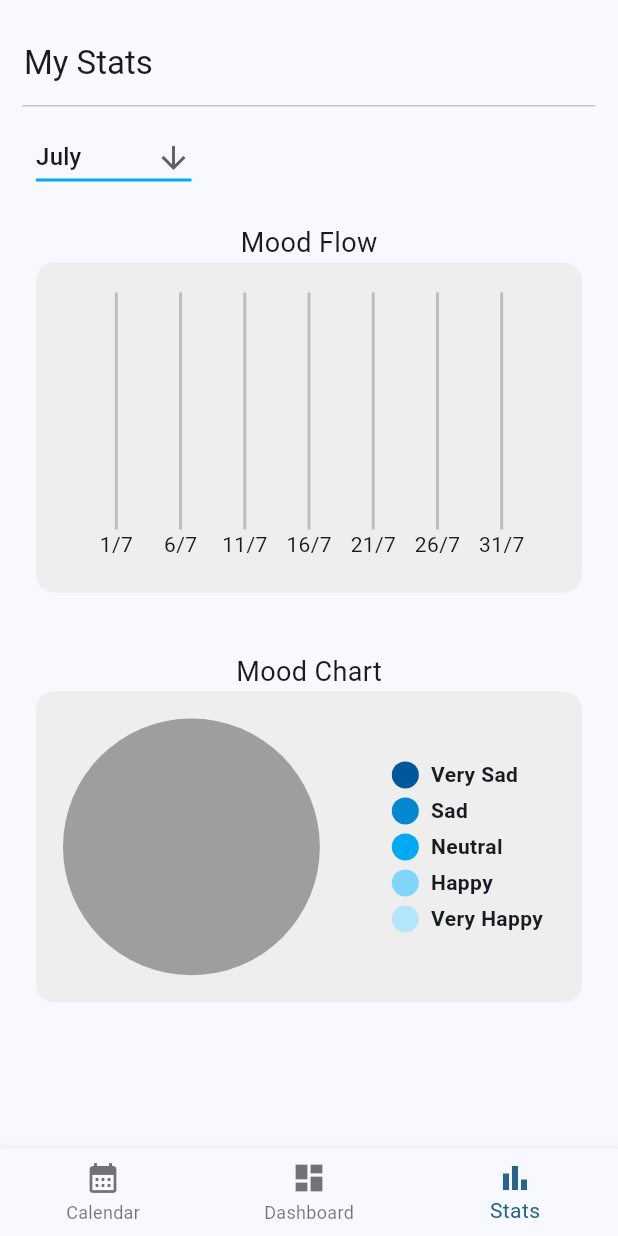
After one commit to YipWayne/moodrn, a Flutter app: the screen it shows after launch, item 3 of the bottom bar chosen, on a phone screen of 412 x 824 dp. The commit adds this screen. Run offline on Flutter 3.47's test engine with Material 2 defaults, Android fonts, the phone set to English and light mode, and no system bars; drawn by our look-alikes of fl_chart, pie_chart; our stand-ins replace sqflite, table_calendar; accounts and stored records are empty.

Commit message:
Added stats view

```diff
--- /dev/null
+++ b/lib/drop_down.dart
@@ -0,0 +1,61 @@
+import 'package:flutter/material.dart';
+
+class DropdownMnu extends StatefulWidget {
+  final int month;
+  const DropdownMnu({
+    required this.month,
+    super.key
+    });
+
+  @override
+  State<DropdownMnu> createState() => _DropdownMnuState();
+}
+
+class _DropdownMnuState extends State<DropdownMnu> {
+  List<String> months = <String>[
+    'January',
+    'February',
+    'March',
+    'April',
+    'May',
+    'June',
+    'July',
+    'August',
+    'September',
+    'October',
+    'November',
+    'December'
+    ];
+  String dropdownValue = 'January';
+
+  @override
+  void initState() {
+    dropdownValue = months[widget.month - 1];
+    super.initState();
+
+  }
+  @override
+  Widget build(BuildContext context) {
+    return DropdownButton<String>(
+      value: dropdownValue,
+      icon: const Icon(Icons.arrow_downward),
+      elevation: 1,
+      underline: Container(
+        height: 2,
+        color: Colors.lightBlue,
+      ),
+      onChanged: (String? value) {
+        // This is called when the user selects an item.
+        setState(() {
+          dropdownValue = value!;
+        });
+      },
+      items: months.map<DropdownMenuItem<String>>((String value) {
+        return DropdownMenuItem<String>(
+          value: value,
+          child: Text(value),
+        );
+      }).toList(),
+    );
+  }
+}
--- a/lib/global.dart
+++ b/lib/global.dart
@@ -8,3 +8,5 @@ String reformatDate(String date) {
   DateTime dt = DateFormat('yyyy/MM/dd').parse(date);
   return DateFormat.yMMMMd().format(dt);
 }
+
+List<String> moods = ['Very Sad', 'Sad', 'Neutral', 'Happy', 'Very Happy'];
--- /dev/null
+++ b/lib/line_graph.dart
@@ -0,0 +1,134 @@
+import 'package:flutter/material.dart';
+
+import 'package:fl_chart/fl_chart.dart';
+
+class LineGraph extends StatefulWidget {
+  final int month;
+  final Map<List<int>, int> data;
+  const LineGraph({
+    required this.month,
+    required this.data,
+    super.key
+  });
+
+  @override
+  State<LineGraph> createState() => _LineGraphState();
+}
+
+class _LineGraphState extends State<LineGraph> {
+
+  List<FlSpot> spotData = [];
+
+  @override
+  void initState() {
+    super.initState();
+  }
+
+  @override
+  Widget build(BuildContext context) {
+    spotData = [];
+    for (var entry in widget.data.keys) {
+      if (entry[0] == widget.month) {
+        spotData.add(FlSpot(entry[1].toDouble(), widget.data[entry]!.toDouble()));
+      }
+    }
+    return Container(
+        margin: const EdgeInsets.fromLTRB(25.0, 0.0, 25.0, 0.0),
+        padding: const EdgeInsets.all(10),
+        width: double.infinity,
+        height: 200,
+        child: LineChart(
+          LineChartData(
+            lineTouchData: LineTouchData(
+              touchTooltipData: LineTouchTooltipData(
+                tooltipBgColor: Colors.lightBlue.shade200,
+                getTooltipItems: (touchedSpots) {
+                  return touchedSpots.map(
+                    (LineBarSpot touchedSpot) {
+                      const textStyle = TextStyle(
+                        fontSize: 12,
+                        fontWeight: FontWeight.w700,
+                        color: Colors.white,
+                      );
+                      List<String> moods =
+                      ['Very Sad', 'Sad', 'Neutral', 'Happy', 'Very Happy'];
+                      String text = moods[touchedSpot.y.toInt() - 1];
+                      return LineTooltipItem(
+                        '$text \n',
+                        textStyle,
+                        children: [
+                          TextSpan(
+                            text: touchedSpot.x.toInt().toString(),
+                            style: textStyle
+                          ),
+                        ]
+                      );
+                    },
+                  ).toList();
+                }
+              )
+            ),
+            borderData: FlBorderData(show: false),
+            titlesData: FlTitlesData(
+              bottomTitles: AxisTitles(
+                sideTitles: SideTitles(
+                  showTitles: true,
+                  getTitlesWidget:(value, meta) {
+                    if ((value.toInt() - 1) % 5 == 0) {
+                      return Text('${value.toInt()}/${widget.month}');
+                    }
+                    return const Text('');
+                  },
+                  interval: 1
+                )
+              ),
+              leftTitles: AxisTitles(sideTitles: SideTitles(showTitles: false)),
+              topTitles: AxisTitles(sideTitles: SideTitles(showTitles: false)),
+              rightTitles: AxisTitles(sideTitles: SideTitles(showTitles: false))
+            ),
+            gridData: FlGridData(
+              drawHorizontalLine: false,
+              verticalInterval: 1,
+              getDrawingVerticalLine: (value) =>
+                FlLine(color: Colors.grey.shade400),
+              checkToShowVerticalLine: (value) {
+                return ((value.toInt() - 1) % 5 == 0);
+              },
+            ),
+            lineBarsData: [
+              LineChartBarData(
+                color: Colors.lightBlue.shade200,
+                barWidth: 4,
+                dotData: FlDotData(
+                  getDotPainter:(p0, p1, p2, p3) {
+                    return FlDotCirclePainter(
+                      color: Colors.white,
+                      strokeColor: Colors.lightBlue.shade200,
+                      strokeWidth: 2,
+                      radius: 3
+                    );
+                  },
+                ),
+                spots: spotData
+                // [
+                // const FlSpot(12, 3),
+                // const FlSpot(13, 4),
+                // const FlSpot(14, 3),
+                // const FlSpot(15, 2),
+                // const FlSpot(16, 3),
+                // const FlSpot(17, 4),
+                // const FlSpot(18, 3),
+                // const FlSpot(19, 2),
+                // ],
+              )
+            ],
+            minX: 0,
+            maxX: 32,
+            minY: 0,
+            maxY: 6
+          ),
+          //swapAnimationDuration: const Duration(seconds: 2),
+        ),
+    );
+  }
+}
--- a/lib/main.dart
+++ b/lib/main.dart
@@ -4,6 +4,8 @@ import 'package:provider/provider.dart';
 import 'package:moodrn/db_notifier.dart';
 import 'package:moodrn/views/calendar_view.dart';
 import 'package:moodrn/views/dashboard_view.dart';
+import 'package:moodrn/views/stats_view.dart';
+
 
 void main() {
   runApp(ChangeNotifierProvider(
@@ -41,11 +43,13 @@ class _MyHomePageState extends State<MyHomePage> {
   final titleOptions = [
     'My Calendar',
     'My Dashboard',
+    'My Stats'
   ];
 
   final widgetOptions = [
     const CalendarView(),
     const DashboardView(),
+    const StatsView()
   ];
 
   void onItemTapped(int index) {
@@ -84,6 +88,10 @@ class _MyHomePageState extends State<MyHomePage> {
           BottomNavigationBarItem(
             icon: Icon(Icons.dashboard),
             label: 'Dashboard',
+          ),
+          BottomNavigationBarItem(
+            icon: Icon(Icons.bar_chart),
+            label: 'Stats',
           )
         ],
         currentIndex: selectedIndex,
--- /dev/null
+++ b/lib/pie_graph.dart
@@ -0,0 +1,63 @@
+import 'package:flutter/material.dart';
+
+import 'package:pie_chart/pie_chart.dart';
+
+import 'global.dart';
+
+class PieGraph extends StatefulWidget {
+  final int month;
+  final Map<List<int>, int> data;
+  const PieGraph({
+    required this.month,
+    required this.data,
+    super.key
+  });
+
+  @override
+  State<PieGraph> createState() => _PieGraphState();
+}
+
+class _PieGraphState extends State<PieGraph> {
+
+  Map<String, double> dataMap = {
+    'Very Sad': 0,
+    'Sad': 0,
+    'Neutral': 0,
+    'Happy': 0,
+    'Very Happy': 0
+  };
+
+
+  @override
+  Widget build(BuildContext context) {
+    dataMap.updateAll((name, value) => value = 0);
+    for (var entry in widget.data.keys) {
+      if (entry[0] == widget.month) {
+        final key = moods[widget.data[entry]! - 1];
+        dataMap.update(
+          key,
+          (value) => ++value,
+          ifAbsent: () => 1
+        );
+      }
+    }
+    return PieChart(
+      colorList: [
+        Colors.lightBlue.shade900,
+        Colors.lightBlue.shade700,
+        Colors.lightBlue,
+        Colors.lightBlue.shade200,
+        Colors.lightBlue.shade100
+      ],
+      chartValuesOptions: const ChartValuesOptions(
+        showChartValueBackground: true,
+        showChartValues: true,
+        showChartValuesInPercentage: true,
+        showChartValuesOutside: false,
+        decimalPlaces: 0,
+      ),
+      animationDuration: const Duration(milliseconds: 0),
+      dataMap: dataMap
+    );
+  }
+}
--- a/lib/views/create_update_mood_view.dart
+++ b/lib/views/create_update_mood_view.dart
@@ -266,7 +266,7 @@ class _CreateUpdateMoodViewState extends State<CreateUpdateMoodView> {
                   onPressed: () async {
                     bool addEntrySuccess = await Provider.of<DBNotifier>(context, listen: false)
                     .addEntryToDB(_textController.text);
-                    if (addEntrySuccess) {
+                    if (addEntrySuccess && context.mounted) {
                       Navigator.of(context).pop();
                     }
                     else {
--- a/lib/views/dashboard_view.dart
+++ b/lib/views/dashboard_view.dart
@@ -93,7 +93,9 @@ class _DashboardViewState extends State<DashboardView> {
               }
             );
           }
-          return const CircularProgressIndicator();
+          return const Center(
+            child: CircularProgressIndicator()
+          );
         }
       )
     );
--- /dev/null
+++ b/lib/views/stats_view.dart
@@ -0,0 +1,150 @@
+import 'package:flutter/material.dart';
+import 'package:moodrn/db_helper.dart';
+import 'package:moodrn/drop_down.dart';
+
+import 'package:moodrn/line_graph.dart';
+import 'package:moodrn/pie_graph.dart';
+
+import '../global.dart';
+
+class StatsView extends StatefulWidget {
+  const StatsView({super.key});
+
+  @override
+  State<StatsView> createState() => _StatsViewState();
+}
+
+class _StatsViewState extends State<StatsView> {
+
+  int currMonth = DateTime.now().month;
+  Map<List<int>, int> lineData = {};
+
+  bool done = false;
+
+  List<String> months = <String>[
+    'January',
+    'February',
+    'March',
+    'April',
+    'May',
+    'June',
+    'July',
+    'August',
+    'September',
+    'October',
+    'November',
+    'December'
+    ];
+  String dropdownValue = 'July';
+
+  Future<void> getAllEntries() async {
+    await DBHelper.getAllData()
+    .then((value) {
+      for (var entry in value) {
+        final date = entry['date'];
+        final month = int.parse(date.substring(5, 7));
+        final day = int.parse(date.substring(8));
+        final mood = entry['mood_name'];
+        lineData[[month, day]] = moods.indexOf(mood) + 1;
+      }
+      done = true;
+    });
+  }
+
+  @override
+  void initState() {
+     WidgetsBinding.instance.addPostFrameCallback((_) async {
+        await getAllEntries();
+        setState(() {});
+    });
+    super.initState();
+  }
+  @override
+  Widget build(BuildContext context) {
+    return done ? Container(
+      padding: const EdgeInsets.fromLTRB(24.0, 10.0, 24.0, 0.0),
+      child: Column(
+        children: [
+          Container(
+            alignment: Alignment.bottomLeft,
+            child: DropdownButton<String>(
+              value: dropdownValue,
+              icon: const Icon(Icons.arrow_downward),
+              elevation: 1,
+              underline: Container(
+                height: 2,
+                color: Colors.lightBlue,
+              ),
+              onChanged: (String? value) {
+                // This is called when the user selects an item.
+                setState(() {
+                  currMonth = months.indexOf(value!) + 1;
+                  dropdownValue = value;
+                });
+              },
+               items: months.map<DropdownMenuItem<String>>((String value) {
+                return DropdownMenuItem<String>(
+                  value: value,
+                  child: Text(value),
+                );
+              }).toList(),
+            )
+          ),
+          const SizedBox(height: 20),
+          FractionallySizedBox(
+            widthFactor: 1,
+            child: Column(
+              children: [
+                const Text(
+                  'Mood Flow',
+                  style: TextStyle(
+                    fontSize: 18
+                  ),
+                ),
+                Container(
+                  padding: const EdgeInsets.all(10.0),
+                  decoration: BoxDecoration(
+                    color: Colors.grey.shade200,
+                    borderRadius: const BorderRadius.all(Radius.circular(12))
+                  ),
+                  child: LineGraph(
+                    month: currMonth,
+                    data: lineData
+                  )
+                ),
+              ],
+            )
+          ),
+          const SizedBox(height: 40),
+          FractionallySizedBox(
+            widthFactor: 1,
+            child: Column(
+              children: [
+                const Text(
+                  'Mood Chart',
+                  style: TextStyle(
+                    fontSize: 18
+                  ),
+                ),
+                Container(
+                  padding: const EdgeInsets.all(10.0),
+                  decoration: BoxDecoration(
+                    color: Colors.grey.shade200,
+                    borderRadius: const BorderRadius.all(Radius.circular(12))
+                  ),
+                  child: PieGraph(
+                    month: currMonth,
+                    data: lineData
+                  )
+                ),
+              ],
+            )
+          ),
+        ],
+      )
+    ) :
+    const Center(
+      child: CircularProgressIndicator()
+    );
+  }
+}
--- a/pubspec.yaml
+++ b/pubspec.yaml
@@ -41,6 +41,8 @@ dependencies:
   path: ^1.8.3
   path_provider: ^2.0.15
   provider: ^6.0.5
+  fl_chart: ^0.62.0
+  pie_chart: ^5.3.2
 
 
 dev_dependencies:
```
Also changed, not shown: pubspec.lock.
